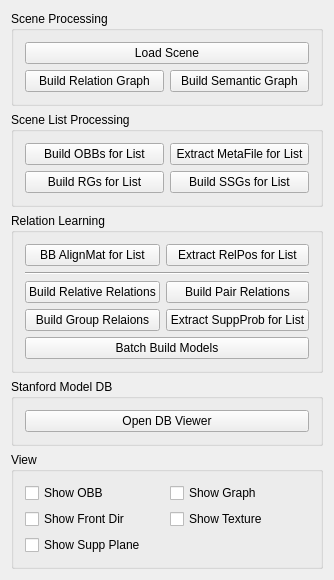
maruitx/text2scene-learning, file scene_lab/scene_lab_widget.ui: the form before one commit.
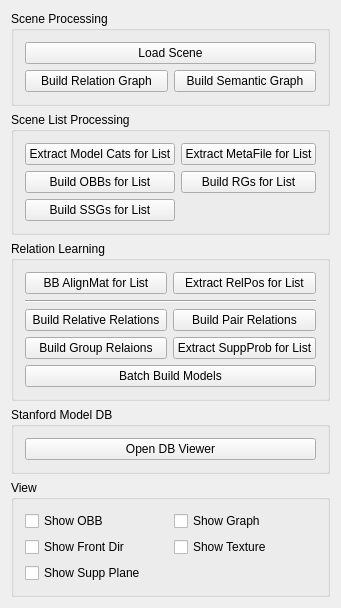
The form after the commit.

Commit message: collect model categories for Tsinghua scenes

```diff
--- a/scene_lab/scene_lab_widget.ui
+++ b/scene_lab/scene_lab_widget.ui
@@ -50,27 +50,27 @@
       <string>Scene List Processing</string>
      </property>
      <layout class="QGridLayout" name="gridLayout_3">
-      <item row="2" column="0">
+      <item row="6" column="0">
+       <widget class="QPushButton" name="buildSSGForListButton">
+        <property name="text">
+         <string>Build SSGs for List</string>
+        </property>
+       </widget>
+      </item>
+      <item row="5" column="0">
        <widget class="QPushButton" name="buildOBBForListButton">
         <property name="text">
          <string>Build OBBs for List</string>
         </property>
        </widget>
       </item>
-      <item row="5" column="0">
+      <item row="5" column="1">
        <widget class="QPushButton" name="buildRGForListButton">
         <property name="text">
          <string>Build RGs for List</string>
         </property>
        </widget>
       </item>
-      <item row="5" column="1">
-       <widget class="QPushButton" name="buildSSGForListButton">
-        <property name="text">
-         <string>Build SSGs for List</string>
-        </property>
-       </widget>
-      </item>
       <item row="2" column="1">
        <widget class="QPushButton" name="extractMetaFileButton">
         <property name="text">
@@ -78,6 +78,13 @@
         </property>
        </widget>
       </item>
+      <item row="2" column="0">
+       <widget class="QPushButton" name="extractModelCatsButton">
+        <property name="text">
+         <string>Extract Model Cats for List</string>
+        </property>
+       </widget>
+      </item>
      </layout>
     </widget>
    </item>
```
The commit also changes 4 other files.
